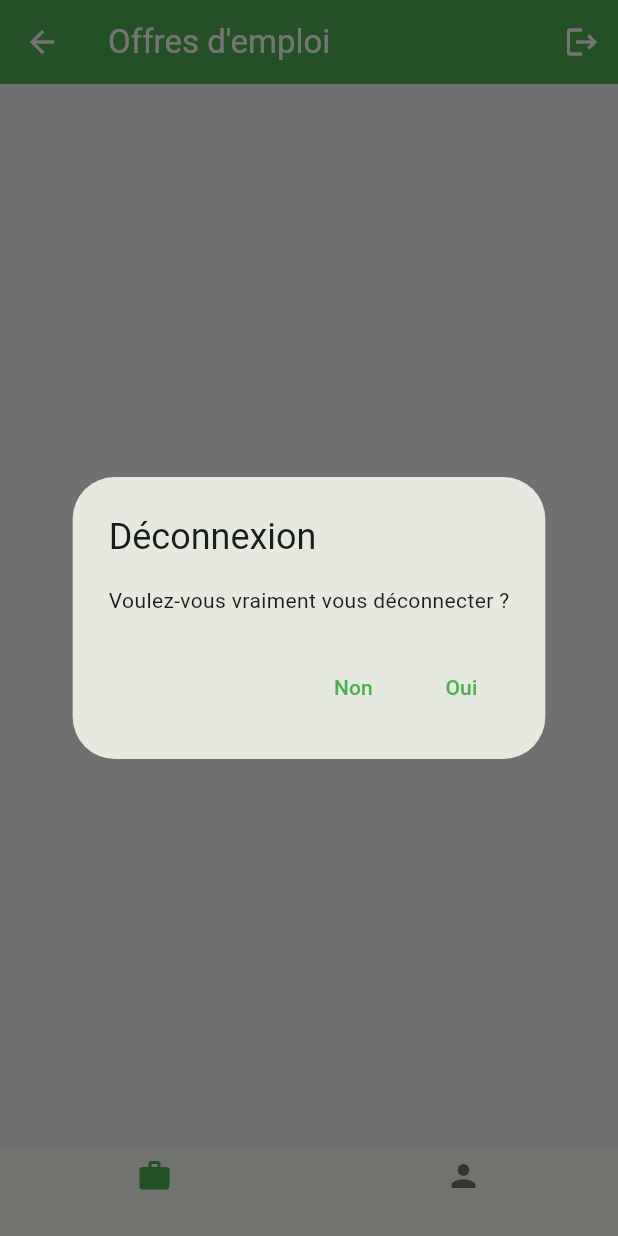
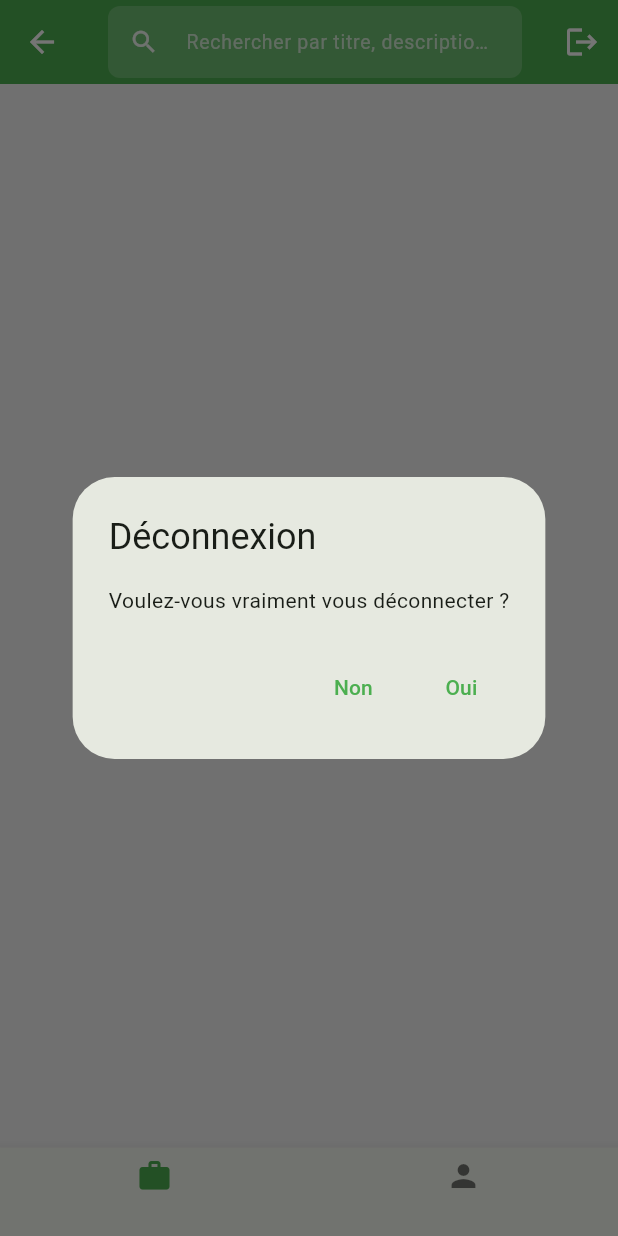
Before and after one commit to carelle-1/vera, a Flutter app: the EmployeeDashboard screen opened directly, after a tap on the "logout" icon, on a phone screen of 412 x 824 dp. Run offline on Flutter 3.47's test engine with Material 3 defaults, Android fonts, the phone set to English and light mode, and no system bars; our stand-ins replace cached_network_image, cloud_firestore, file_picker, firebase_auth, firebase_core, image_picker; accounts and stored records are empty.

Commit message:
amélioration de l'onglet accueil

```diff
--- a/lib/screens/dashboard_screen.dart
+++ b/lib/screens/dashboard_screen.dart
@@ -96,6 +96,7 @@
   int _currentIndex = 0;
   int _profilePageIndex = 0;
   final List<String> _diplomas = [];
+  String _searchQuery = '';
 
   @override
   void initState() {
@@ -623,13 +624,35 @@
           return const Center(child: CircularProgressIndicator());
         }
         final offers = snapshot.data?.docs ?? [];
-        if (offers.isEmpty) {
-          return const Center(child: Text('Aucune offre disponible'));
+
+        final query = _searchQuery.toLowerCase().trim();
+        final filteredOffers = query.isEmpty
+            ? offers
+            : offers.where((doc) {
+                final data = doc.data() as Map<String, dynamic>;
+                final title = (data['title'] ?? '').toString().toLowerCase();
+                final description = (data['description'] ?? '').toString().toLowerCase();
+                final company = (data['company'] ?? '').toString().toLowerCase();
+                return title.contains(query) ||
+                    description.contains(query) ||
+                    company.contains(query);
+              }).toList();
+
+        if (filteredOffers.isEmpty) {
+          return Center(
+            child: Text(
+              query.isEmpty
+                  ? 'Aucune offre disponible'
+                  : 'Aucun résultat pour "$_searchQuery"',
+            ),
+          );
         }
+
         return ListView.builder(
           padding: const EdgeInsets.symmetric(vertical: 8),
-          itemCount: offers.length,
-          itemBuilder: (context, index) => _buildJobOfferCard(offers[index]),
+          itemCount: filteredOffers.length,
+          itemBuilder: (context, index) =>
+              _buildJobOfferCard(filteredOffers[index]),
         );
       },
     );
@@ -637,9 +660,50 @@
 
   PreferredSizeWidget _buildEmployeeAppBar() {
     return AppBar(
-      title: const Text('Offres d\'emploi'),
       backgroundColor: const Color(0xFF4CAF50),
       foregroundColor: Colors.white,
+      titleSpacing: 16,
+      title: SizedBox(
+        width: double.infinity,
+        child: TextField(
+          onChanged: (value) {
+            setState(() {
+              _searchQuery = value;
+            });
+          },
+          style: const TextStyle(color: Colors.white, fontSize: 14),
+          decoration: InputDecoration(
+            hintText: 'Rechercher par titre, description, entreprise...',
+            hintStyle: TextStyle(color: Colors.white.withOpacity(0.7), fontSize: 13),
+            prefixIcon: Icon(Icons.search, color: Colors.white.withOpacity(0.9), size: 20),
+            suffixIcon: _searchQuery.isNotEmpty
+                ? IconButton(
+                    onPressed: () {
+                      setState(() {
+                        _searchQuery = '';
+                      });
+                    },
+                    icon: Icon(Icons.clear, color: Colors.white.withOpacity(0.9), size: 20),
+                  )
+                : null,
+            filled: true,
+            fillColor: Colors.white.withOpacity(0.2),
+            border: OutlineInputBorder(
+              borderRadius: BorderRadius.circular(8),
+              borderSide: BorderSide.none,
+            ),
+            enabledBorder: OutlineInputBorder(
+              borderRadius: BorderRadius.circular(8),
+              borderSide: BorderSide.none,
+            ),
+            focusedBorder: OutlineInputBorder(
+              borderRadius: BorderRadius.circular(8),
+              borderSide: const BorderSide(color: Colors.white, width: 1),
+            ),
+            contentPadding: const EdgeInsets.symmetric(horizontal: 14, vertical: 0),
+          ),
+        ),
+      ),
       actions: [
         IconButton(
           onPressed: () {
```
